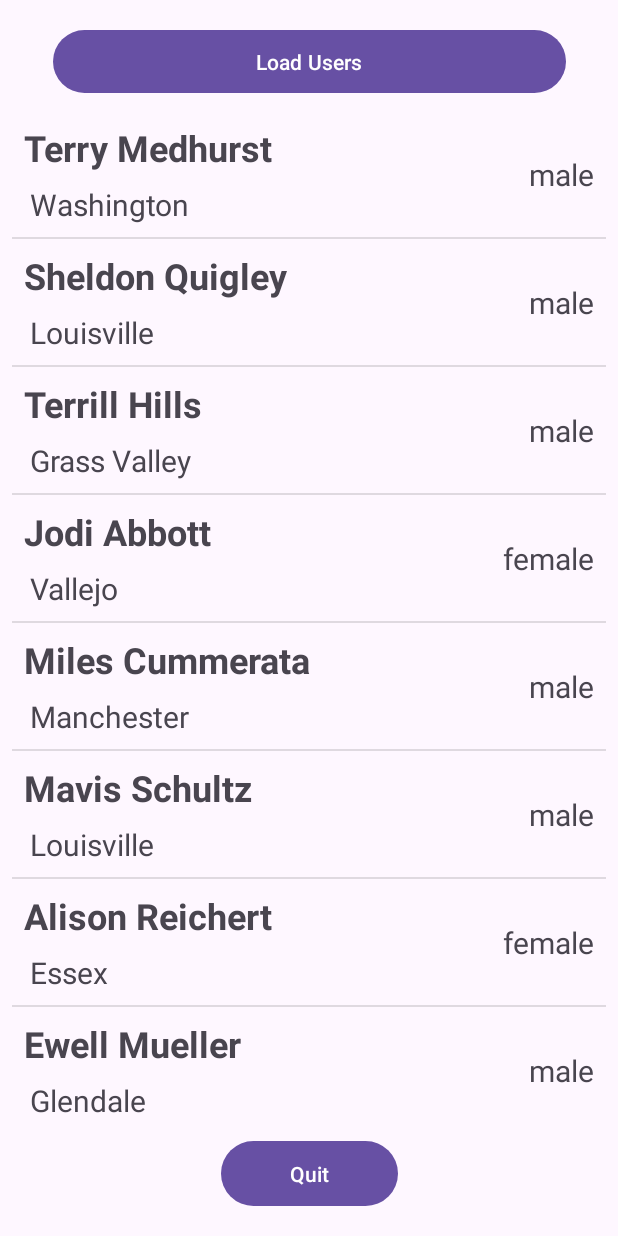
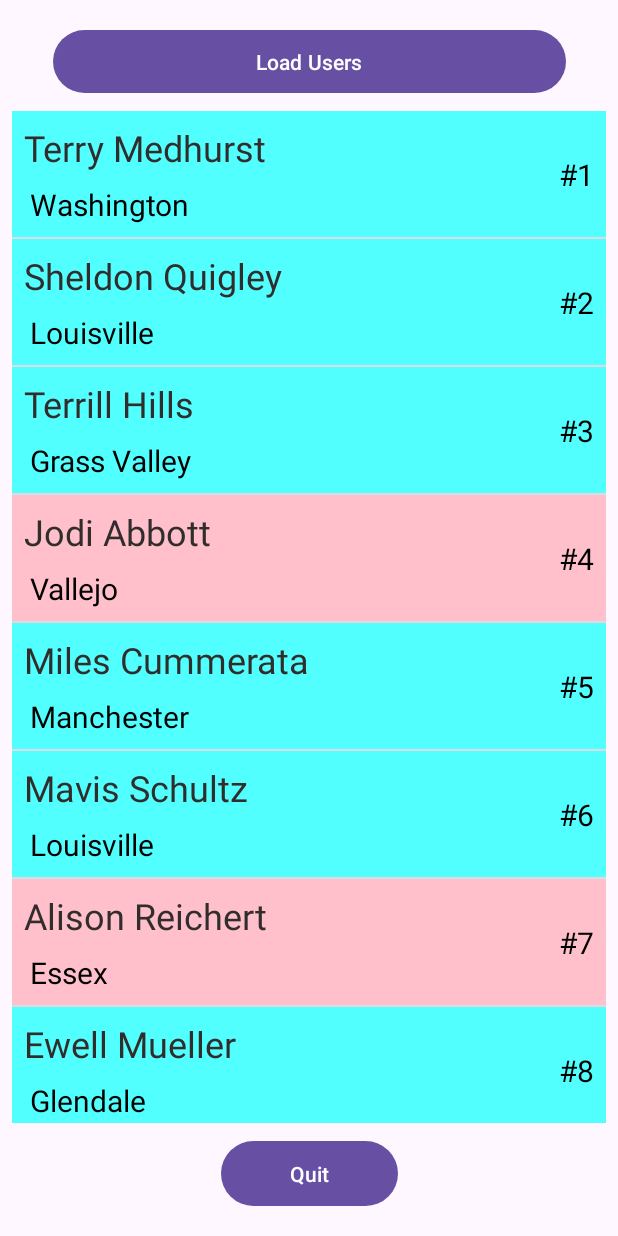
Before and after one commit to AbdelTriX/NewProjectV1, an Android app: the screen it shows after launch (MainActivity), after a tap on "Load Users", on a phone screen of 412 x 824 dp. Run offline under Robolectric (Android 15) with nearby library versions, the phone set to English and light mode, and no system bars.

Commit message:
EX02 Done

```diff
--- a/app/src/main/java/com/example/miniprojetv1/User.java
+++ b/app/src/main/java/com/example/miniprojetv1/User.java
@@ -4,12 +4,23 @@ import androidx.annotation.NonNull;
 
 public class User {
     private String firstName, lastNmae, gender, city;
+    private static int nextId = 1;
+    private int id;
 
     public User(String firstName, String lastNmae, String gender, String city) {
+        this.id = nextId++;
         this.firstName = firstName;
         this.lastNmae = lastNmae;
         this.gender = gender;
         this.city = city;
+    }
+
+    public int getId() {
+        return id;
+    }
+
+    public void setId(int id) {
+        this.id = id;
     }
 
     public String getFirstName() {
--- a/app/src/main/java/com/example/miniprojetv1/UsersAdapter.java
+++ b/app/src/main/java/com/example/miniprojetv1/UsersAdapter.java
@@ -17,7 +17,6 @@ import java.util.List;
 public class UsersAdapter extends BaseAdapter {
     ArrayList<User> users;
     LayoutInflater inflater;
-    Context mContext;
 
     public UsersAdapter(Context context, ArrayList<User> users) {
         this.users = users;
@@ -48,11 +47,16 @@ public class UsersAdapter extends BaseAdapter {
         TextView tvUserItmGender = convertView.findViewById(R.id.tvUserItmGender);
         TextView tvUserItmCity = convertView.findViewById(R.id.tvUserItmCity);
 
-        tvUserItmFullName.setText(users.get(position).fullName());
-        tvUserItmCity.setText(users.get(position).getCity());
-        tvUserItmGender.setText(users.get(position).getGender());
+        User user = users.get(position);
+        tvUserItmFullName.setText(user.fullName());
+        tvUserItmCity.setText(user.getCity());
+        tvUserItmGender.setText("#"+user.getId());
 
-
+        if (user.getGender().equalsIgnoreCase("male")) {
+            convertView.setBackgroundColor(convertView.getResources().getColor(R.color.primary_color));
+        } else if (user.getGender().equalsIgnoreCase("female")) {
+            convertView.setBackgroundColor(convertView.getResources().getColor(R.color.baby_pink));
+        }
 
         return convertView;
     }
--- a/app/src/main/res/layout/item_user.xml
+++ b/app/src/main/res/layout/item_user.xml
@@ -13,6 +13,7 @@
         android:layout_marginTop="8dp"
         android:layout_marginBottom="8dp"
         android:text="City"
+        android:textColor="@color/black"
         android:textSize="20sp"
         app:layout_constraintBottom_toBottomOf="parent"
         app:layout_constraintStart_toStartOf="parent"
@@ -24,6 +25,7 @@
         android:layout_height="wrap_content"
         android:layout_marginEnd="8dp"
         android:text="Gender"
+        android:textColor="@color/black"
         android:textSize="20sp"
         app:layout_constraintBottom_toBottomOf="@+id/tvUserItmCity"
         app:layout_constraintEnd_toEndOf="parent"
@@ -36,8 +38,9 @@
         android:layout_marginStart="8dp"
         android:layout_marginTop="8dp"
         android:text="Full Name"
+        android:textColor="#322D2D"
         android:textSize="24sp"
-        android:textStyle="bold"
+        android:textStyle="normal"
         app:layout_constraintStart_toStartOf="parent"
         app:layout_constraintTop_toTopOf="parent" />
 </androidx.constraintlayout.widget.ConstraintLayout>
--- a/app/src/main/res/values/colors.xml
+++ b/app/src/main/res/values/colors.xml
@@ -2,4 +2,6 @@
 <resources>
     <color name="black">#FF000000</color>
     <color name="white">#FFFFFFFF</color>
+    <color name="baby_pink">#FFC0CB</color>
+    <color name="primary_color">#52FFFF</color>
 </resources>
```
